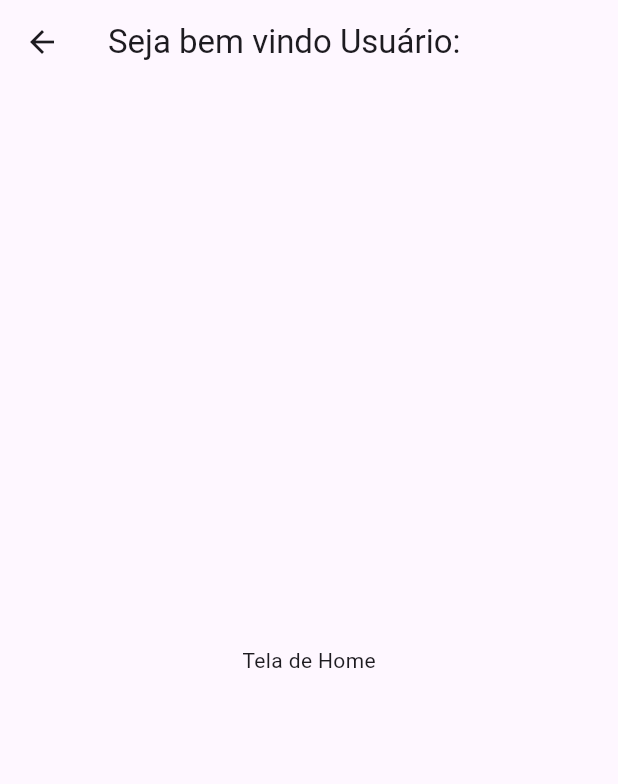
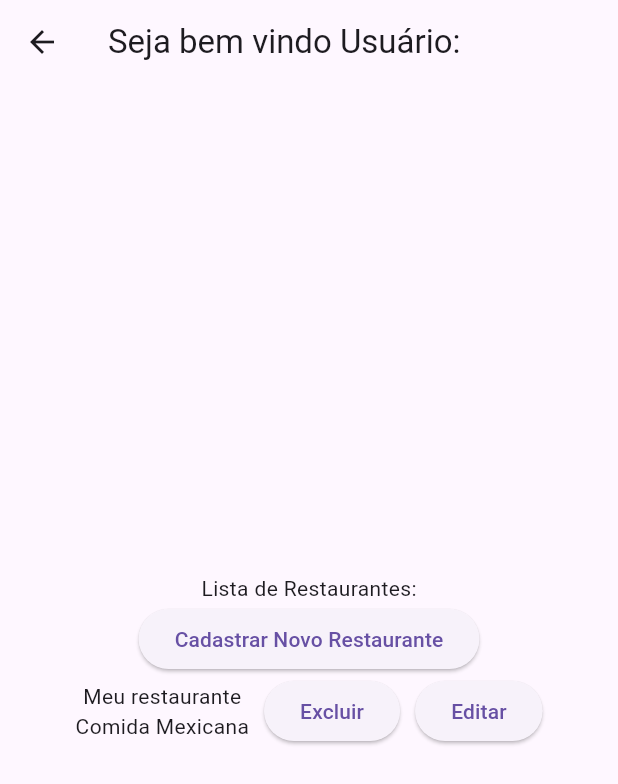
Before and after one commit to jussimar/voupedir, a Flutter app: the TelaHome screen opened directly, on a phone screen of 412 x 824 dp. Shown: the top 784 px of the screen. Run offline on Flutter 3.47's test engine with Material 3 defaults, Android fonts, the phone set to English and light mode, and no system bars; our stand-ins replace sqflite; accounts and stored records are empty.

Commit message:
Criando tela de cadastro de restaurante

```diff
--- a/lib/tela_home.dart
+++ b/lib/tela_home.dart
@@ -1,4 +1,5 @@
 import 'package:flutter/material.dart';
+import 'package:voupedir/tela_cad_restaurante.dart';
 
 class TelaHome extends StatelessWidget{
   TelaHome({super.key});
@@ -7,8 +8,31 @@ class TelaHome extends StatelessWidget{
   Widget build(BuildContext context) {
     return Scaffold(
         appBar: AppBar(title: const Text("Seja bem vindo Usuário: ")),
-        body: const Center(
-          child: Text("Tela de Home"),
+        body: Padding(padding: const EdgeInsets.all(10),
+          child: Column(
+            mainAxisAlignment: MainAxisAlignment.center,
+            children: [
+              Text("Lista de Restaurantes:"),
+              ElevatedButton(onPressed: (){
+                Navigator.push(context, MaterialPageRoute(builder: (context) => TelaCadRestaurante()));
+              }, child: Text("Cadastrar Novo Restaurante")),
+              Row(
+                mainAxisAlignment: MainAxisAlignment.center,
+                children: [
+                  Column(
+                    children: [
+                      Text("Meu restaurante"),
+                      Text("Comida Mexicana")
+                    ],
+                  ),
+                  SizedBox(width: 10),
+                  ElevatedButton(onPressed: (){}, child: Text("Excluir")),
+                  SizedBox(width: 10),
+                  ElevatedButton(onPressed: (){}, child: Text("Editar"))
+                ],
+              )
+            ],
+          ),
         ),
     );
   }
```
Also changed, not shown: lib/tela_cad_restaurante.dart (added, +47 -0 lines).
